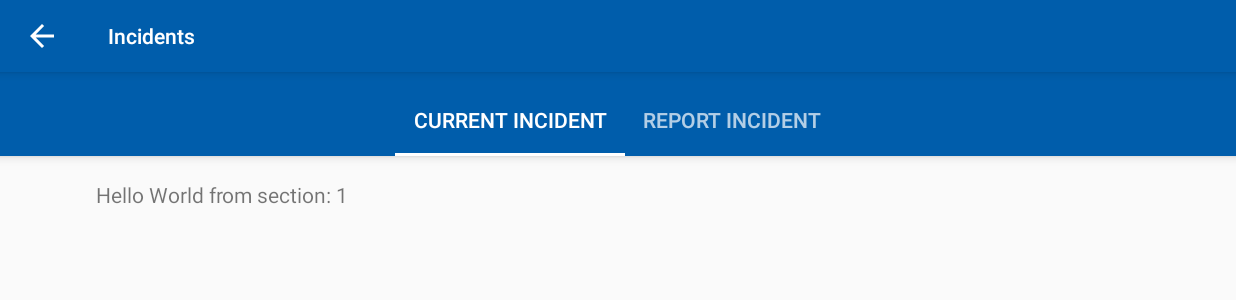
After one commit to trr204/AccessStreatham, an Android app: the IncidentReporting screen opened directly, with no data from a screen before it, on a phone screen of 824 x 412 dp (held sideways). The commit adds this screen. Shown: the top 300 px of the screen. Run offline under Robolectric (Android 15) with nearby library versions, the phone set to English and light mode, and no system bars; network calls fail.

Commit message:
Start groundwork for implementing incidents and incident reporting. Preliminary database, activity and navgiation included.

```diff
--- /dev/null
+++ b/app/src/main/java/exeter/project/tobyreeve/execcessibility/IncidentReporting.java
@@ -0,0 +1,117 @@
+package exeter.project.tobyreeve.execcessibility;
+
+import android.support.design.widget.TabLayout;
+import android.support.design.widget.FloatingActionButton;
+import android.support.design.widget.Snackbar;
+import android.support.v7.app.AppCompatActivity;
+import android.support.v7.widget.Toolbar;
+
+import android.support.v4.app.Fragment;
+import android.support.v4.app.FragmentManager;
+import android.support.v4.app.FragmentPagerAdapter;
+import android.support.v4.view.ViewPager;
+import android.os.Bundle;
+import android.view.LayoutInflater;
+import android.view.Menu;
+import android.view.MenuItem;
+import android.view.View;
+import android.view.ViewGroup;
+
+import android.widget.TextView;
+
+public class IncidentReporting extends AppCompatActivity {
+
+    /**
+     * The {@link android.support.v4.view.PagerAdapter} that will provide
+     * fragments for each of the sections. We use a
+     * {@link FragmentPagerAdapter} derivative, which will keep every
+     * loaded fragment in memory. If this becomes too memory intensive, it
+     * may be best to switch to a
+     * {@link android.support.v4.app.FragmentStatePagerAdapter}.
+     */
+    private SectionsPagerAdapter mSectionsPagerAdapter;
+
+    /**
+     * The {@link ViewPager} that will host the section contents.
+     */
+    private ViewPager mViewPager;
+
+    @Override
+    protected void onCreate(Bundle savedInstanceState) {
+        super.onCreate(savedInstanceState);
+        setContentView(R.layout.activity_incidents);
+
+        // Create the adapter that will return a fragment for each of the three
+        // primary sections of the activity.
+        mSectionsPagerAdapter = new SectionsPagerAdapter(getSupportFragmentManager());
+
+        // Set up the ViewPager with the sections adapter.
+        mViewPager = (ViewPager) findViewById(R.id.container1);
+        mViewPager.setAdapter(mSectionsPagerAdapter);
+
+        TabLayout tabLayout = (TabLayout) findViewById(R.id.tabs1);
+
+        mViewPager.addOnPageChangeListener(new TabLayout.TabLayoutOnPageChangeListener(tabLayout));
+        tabLayout.addOnTabSelectedListener(new TabLayout.ViewPagerOnTabSelectedListener(mViewPager));
+
+    }
+
+    /**
+     * A placeholder fragment containing a simple view.
+     */
+    public static class PlaceholderFragment extends Fragment {
+        /**
+         * The fragment argument representing the section number for this
+         * fragment.
+         */
+        private static final String ARG_SECTION_NUMBER = "section_number";
+
+        public PlaceholderFragment() {
+        }
+
+        /**
+         * Returns a new instance of this fragment for the given section
+         * number.
+         */
+        public static PlaceholderFragment newInstance(int sectionNumber) {
+            PlaceholderFragment fragment = new PlaceholderFragment();
+            Bundle args = new Bundle();
+            args.putInt(ARG_SECTION_NUMBER, sectionNumber);
+            fragment.setArguments(args);
+            return fragment;
+        }
+
+        @Override
+        public View onCreateView(LayoutInflater inflater, ViewGroup container,
+                                 Bundle savedInstanceState) {
+            View rootView = inflater.inflate(R.layout.fragment_incident_reporting, container, false);
+            TextView textView = (TextView) rootView.findViewById(R.id.section_label);
+            textView.setText(getString(R.string.section_format, getArguments().getInt(ARG_SECTION_NUMBER)));
+            return rootView;
+        }
+    }
+
+    /**
+     * A {@link FragmentPagerAdapter} that returns a fragment corresponding to
+     * one of the sections/tabs/pages.
+     */
+    public class SectionsPagerAdapter extends FragmentPagerAdapter {
+
+        public SectionsPagerAdapter(FragmentManager fm) {
+            super(fm);
+        }
+
+        @Override
+        public Fragment getItem(int position) {
+            // getItem is called to instantiate the fragment for the given page.
+            // Return a PlaceholderFragment (defined as a static inner class below).
+            return PlaceholderFragment.newInstance(position + 1);
+        }
+
+        @Override
+        public int getCount() {
+            // Show 2 total pages.
+            return 2;
+        }
+    }
+}
--- /dev/null
+++ b/app/src/main/res/layout/activity_incidents.xml
@@ -0,0 +1,43 @@
+<?xml version="1.0" encoding="utf-8"?>
+<android.support.design.widget.CoordinatorLayout xmlns:android="http://schemas.android.com/apk/res/android"
+    xmlns:app="http://schemas.android.com/apk/res-auto"
+    xmlns:tools="http://schemas.android.com/tools"
+    android:layout_width="match_parent"
+    android:id="@+id/main_content1"
+    android:layout_height="match_parent"
+    tools:context=".IncidentReporting">
+
+    <android.support.design.widget.AppBarLayout
+        android:id="@+id/appbar1"
+        android:layout_width="match_parent"
+        android:layout_height="wrap_content"
+        android:paddingTop="@dimen/appbar_padding_top"
+        android:theme="@style/AppTheme.AppBarOverlay">
+        <android.support.design.widget.TabLayout
+            android:id="@+id/tabs1"
+            android:layout_width="match_parent"
+            android:theme="@style/AppTheme.AppBarOverlay"
+            android:layout_height="match_parent">
+
+            <android.support.design.widget.TabItem
+                android:id="@+id/tabItemCurrent"
+                android:layout_width="wrap_content"
+                android:layout_height="wrap_content"
+                android:text="@string/incident_tab_current" />
+
+            <android.support.design.widget.TabItem
+                android:id="@+id/tabItemNew"
+                android:layout_width="wrap_content"
+                android:layout_height="wrap_content"
+                android:text="@string/incident_tab_new" />
+
+        </android.support.design.widget.TabLayout>
+    </android.support.design.widget.AppBarLayout>
+
+    <android.support.v4.view.ViewPager
+        android:id="@+id/container1"
+        android:layout_width="match_parent"
+        android:layout_height="match_parent"
+        app:layout_behavior="@string/appbar_scrolling_view_behavior" />
+
+</android.support.design.widget.CoordinatorLayout>
--- /dev/null
+++ b/app/src/main/res/layout/fragment_incident_reporting.xml
@@ -0,0 +1,23 @@
+<?xml version="1.0" encoding="utf-8"?>
+<android.support.constraint.ConstraintLayout xmlns:android="http://schemas.android.com/apk/res/android"
+    xmlns:app="http://schemas.android.com/apk/res-auto"
+    xmlns:tools="http://schemas.android.com/tools"
+    android:id="@+id/constraintLayout"
+    android:layout_width="match_parent"
+    android:layout_height="match_parent"
+    tools:context=".IncidentReporting$PlaceholderFragment">
+
+    <TextView
+        android:id="@+id/section_label"
+        android:layout_width="wrap_content"
+        android:layout_height="wrap_content"
+        android:layout_marginStart="@dimen/activity_horizontal_margin"
+        android:layout_marginTop="@dimen/activity_vertical_margin"
+        android:layout_marginEnd="@dimen/activity_horizontal_margin"
+        android:layout_marginBottom="@dimen/activity_vertical_margin"
+        app:layout_constraintLeft_toLeftOf="parent"
+        app:layout_constraintTop_toTopOf="@+id/constraintLayout"
+        tools:layout_constraintLeft_creator="1"
+        tools:layout_constraintTop_creator="1" />
+
+</android.support.constraint.ConstraintLayout>
--- /dev/null
+++ b/app/src/main/res/values-w820dp/dimens.xml
@@ -0,0 +1,6 @@
+<resources>
+    <!-- Example customization of dimensions originally defined in res/values/dimens.xml
+         (such as screen margins) for screens with more than 820dp of available width. This
+         would include 7" and 10" devices in landscape (~960dp and ~1280dp respectively). -->
+    <dimen name="activity_horizontal_margin">64dp</dimen>
+</resources>
--- a/app/src/main/res/values/colors.xml
+++ b/app/src/main/res/values/colors.xml
@@ -2,7 +2,7 @@
 <resources>
     <color name="colorPrimary">#005dab</color>
     <color name="colorPrimaryDark">#ffffff</color>
-    <color name="colorAccent">#d81b60</color>
+    <color name="colorAccent">#ffffff</color>
     <color name="seek_bar_background">#ababab</color>
     <color name="seek_bar_progress">#ffb600</color>
     <color name="seek_bar_secondary_progress">#3399CC</color>
--- a/app/src/main/res/values/dimens.xml
+++ b/app/src/main/res/values/dimens.xml
@@ -2,4 +2,8 @@
     <dimen name="fab_margin">16dp</dimen>
     <dimen name="seek_bar_thickness">4dp</dimen>
     <dimen name="seek_bar_thumb_size">30dp</dimen>
+    <!-- Default screen margins, per the Android Design guidelines. -->
+    <dimen name="activity_horizontal_margin">16dp</dimen>
+    <dimen name="activity_vertical_margin">16dp</dimen>
+    <dimen name="appbar_padding_top">8dp</dimen>
 </resources>
--- a/app/src/main/res/values/strings.xml
+++ b/app/src/main/res/values/strings.xml
@@ -5,5 +5,13 @@
     <string name="title_activity_route_specification">Route Specification</string>
     <string name="vertex_select_source">Select as Source</string>
     <string name="vertex_select_destination">Select as Destination</string>
-    <string name="vertex_select_incident">Report an Incident</string>
+    <string name="vertex_select_incident">Incidents</string>
+    <string name="incident_tab_current">Current Incident</string>
+    <string name="incident_tab_new">Report Incident</string>
+    <string name="title_activity_incident_reporting">Incidents</string>
+    <string name="tab_text_1">Tab 1</string>
+    <string name="tab_text_2">Tab 2</string>
+    <string name="tab_text_3">Tab 3</string>
+    <string name="action_settings">Settings</string>
+    <string name="section_format">Hello World from section: %1$d</string>
 </resources>
--- a/app/src/main/res/values/styles.xml
+++ b/app/src/main/res/values/styles.xml
@@ -13,7 +13,9 @@
         <item name="windowNoTitle">true</item>
     </style>
 
-    <style name="AppTheme.AppBarOverlay" parent="ThemeOverlay.AppCompat.Dark.ActionBar" />
+    <style name="AppTheme.AppBarOverlay" parent="ThemeOverlay.AppCompat.Dark.ActionBar">
+        <item name="android:textColor">@color/colorPrimaryDark</item>
+    </style>
 
     <style name="AppTheme.PopupOverlay" parent="ThemeOverlay.AppCompat.Light" />
 
```
Also changed, not shown: app/src/main/AndroidManifest.xml (+23 -16 lines), app/src/main/java/exeter/project/tobyreeve/execcessibility/DatabaseHelper.java (+39 -2 lines), app/src/main/java/exeter/project/tobyreeve/execcessibility/Incident.java (added, +39 -0 lines), app/src/main/java/exeter/project/tobyreeve/execcessibility/MainActivity.java (+4 -7 lines).
